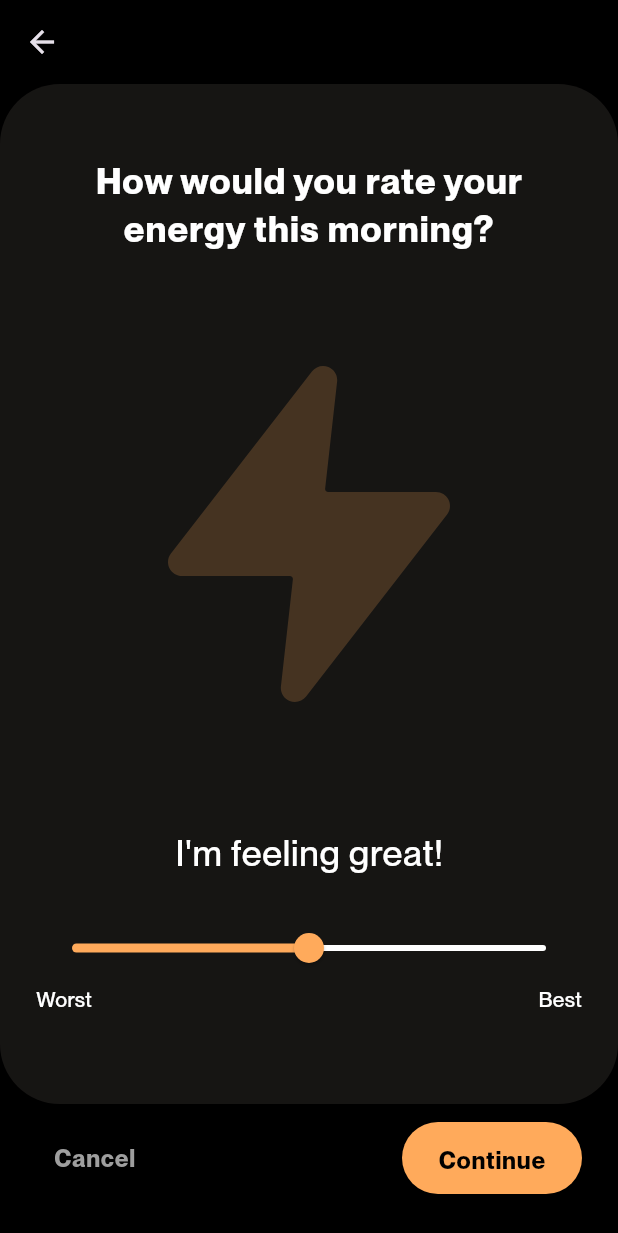
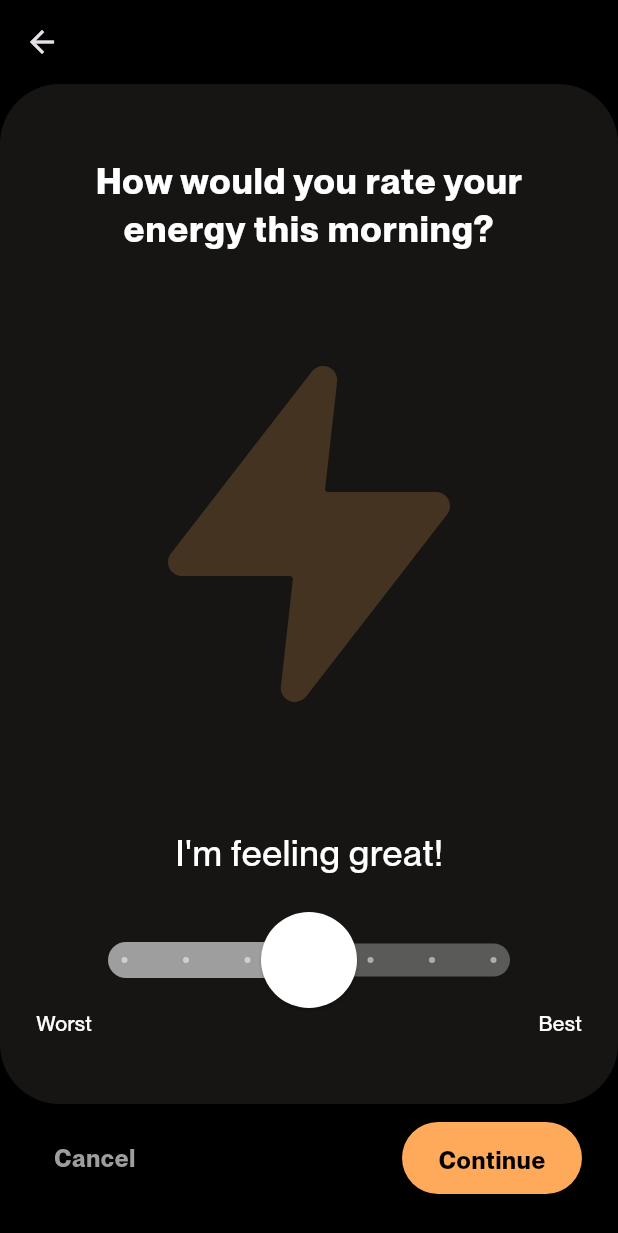
Before and after one commit to nicolaxs69/BiaApp, a Flutter app: the screen it shows after launch, on a phone screen of 412 x 824 dp. Shown: the top 1233 px of the screen. Run offline on Flutter 3.47's test engine with Material 3 defaults, Android fonts, the phone set to English and light mode, and no system bars; our stand-ins replace flutter_svg.

Commit message:
Add CustomSlider widget witn CustomTickShape

```diff
--- a/lib/assets/configs/theme/app_colors.dart
+++ b/lib/assets/configs/theme/app_colors.dart
@@ -3,6 +3,8 @@ import 'package:flutter/cupertino.dart';
 class AppColors {
   static const layoutBackground = Color(0xFF000000);
   static const primary = Color(0xFFFFAA5B);
+  static const sliderThumb = Color(0xFFFFFFFF);
+  static const sliderOverlay = Color(0xff9F9EA5);
   static const secondary = Color(0x00ffaa5b);
   static const lightBackground = Color(0xFFF2F2F2);
   static const grey = Color(0xff9F9EA5);
--- a/lib/presentation/energy_rating/screens/energy_rating_screen.dart
+++ b/lib/presentation/energy_rating/screens/energy_rating_screen.dart
@@ -2,6 +2,7 @@ import 'package:bia_app/assets/configs/assets/app_vectors.dart';
 import 'package:bia_app/assets/configs/theme/app_colors.dart';
 import 'package:bia_app/common/cancel_button.dart';
 import 'package:bia_app/common/continue_button.dart';
+import 'package:bia_app/presentation/energy_rating/widgets/custom_slider.dart';
 import 'package:flutter/material.dart';
 import 'package:flutter_svg/svg.dart';
 
@@ -13,6 +14,8 @@ class EnergyRatingScreen extends StatefulWidget {
 }
 
 class _EnergyRatingScreenState extends State<EnergyRatingScreen> {
+  double _sliderValue = 4.0;  // Initialize with middle value
+
   @override
   Widget build(BuildContext context) {
     return Scaffold(
@@ -32,9 +35,9 @@ class _EnergyRatingScreenState extends State<EnergyRatingScreen> {
               child: Stack(
                 alignment: Alignment.center,
                 children: [
-              Container(
+                  Container(
                     color: AppColors.brown.withOpacity(0.8),
-                    ),
+                  ),
                   Container(
                     width: double.infinity,
                     child: Column(
@@ -81,14 +84,16 @@ class _EnergyRatingScreenState extends State<EnergyRatingScreen> {
                         ),
                         const SizedBox(height: 24),
                         Padding(
-                          padding: EdgeInsets.symmetric(horizontal: 24),
+                          padding: const EdgeInsets.symmetric(horizontal: 24),
                           child: Column(
                             children: [
-                              Slider(
-                                value: 0.5,
-                                onChanged: (value) {},
-                                activeColor: AppColors.primary,
-                                inactiveColor: Colors.white,
+                                CustomSlider(
+                                value: _sliderValue,
+                                onChanged: (value) {
+                                  setState(() {
+                                    _sliderValue = value;
+                                  });
+                                },
                               ),
                               const Row(
                                 mainAxisAlignment:
--- /dev/null
+++ b/lib/presentation/energy_rating/widgets/custom_slider.dart
@@ -0,0 +1,88 @@
+import 'package:bia_app/assets/configs/theme/app_colors.dart';
+import 'package:flutter/material.dart';
+
+class CustomSlider extends StatelessWidget {
+  final double value;
+  final ValueChanged<double> onChanged;
+
+  const CustomSlider({super.key, required this.value, required this.onChanged});
+
+  @override
+  Widget build(BuildContext context) {
+    return Padding(
+      padding: const EdgeInsets.symmetric(horizontal: 16.0),
+      child: SizedBox(
+        width: MediaQuery.of(context).size.width * 0.9,
+        child: SliderTheme(
+          data: SliderThemeData(
+            trackHeight: 22,
+            thumbShape: const RoundSliderThumbShape(enabledThumbRadius: 32),
+            overlayShape: const RoundSliderOverlayShape(overlayRadius: 30),
+            tickMarkShape: const CustomTickMarkShape(
+              tickRadius: 2.0,
+              horizontalPadding: 0,
+              endPadding: 0,
+            ),
+            activeTickMarkColor: Colors.white.withOpacity(0.5),
+            inactiveTickMarkColor: Colors.white.withOpacity(1),
+            activeTrackColor: Colors.grey.withOpacity(1.0),
+            inactiveTrackColor: Colors.grey.withOpacity(0.5),
+            thumbColor: AppColors.sliderThumb,
+            overlayColor: Colors.white.withOpacity(0.2),
+          ),
+          child: Slider(
+            max: 7.0,
+            value: value,
+            divisions: 6,
+            onChanged: onChanged,
+          ),
+        ),
+      ),
+    );
+  }
+}
+
+class CustomTickMarkShape extends RoundSliderTickMarkShape {
+  final double tickRadius;
+  final double horizontalPadding;
+  final double endPadding;
+
+  const CustomTickMarkShape({
+    this.tickRadius = 3.0,
+    this.horizontalPadding = 0.0,
+    this.endPadding = 0.0,
+  });
+
+  @override
+  Size getPreferredSize({
+    required bool isEnabled,
+    required SliderThemeData sliderTheme,
+  }) {
+    return Size.fromRadius(tickRadius);
+  }
+
+  @override
+  void paint(
+    PaintingContext context,
+    Offset center, {
+    required RenderBox parentBox,
+    required SliderThemeData sliderTheme,
+    required Animation<double> enableAnimation,
+    required Offset thumbCenter,
+    bool isEnabled = false,
+    bool isDiscrete = false,
+    required TextDirection textDirection,
+  }) {
+    final Paint paint = Paint()
+      ..color = (isEnabled
+              ? sliderTheme.activeTickMarkColor
+              : sliderTheme.inactiveTickMarkColor) ??
+          Colors.transparent;
+
+    final double leftLimit = endPadding;
+    final double rightLimit = parentBox.size.width - endPadding;
+    final double clampedX = center.dx.clamp(leftLimit, rightLimit);
+    final Offset shiftedCenter = Offset(clampedX, center.dy);
+    context.canvas.drawCircle(shiftedCenter, tickRadius, paint);
+  }
+}
```
